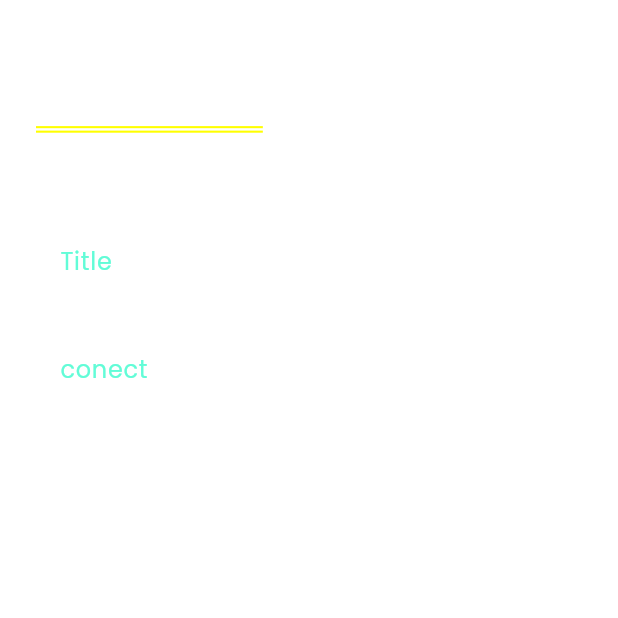
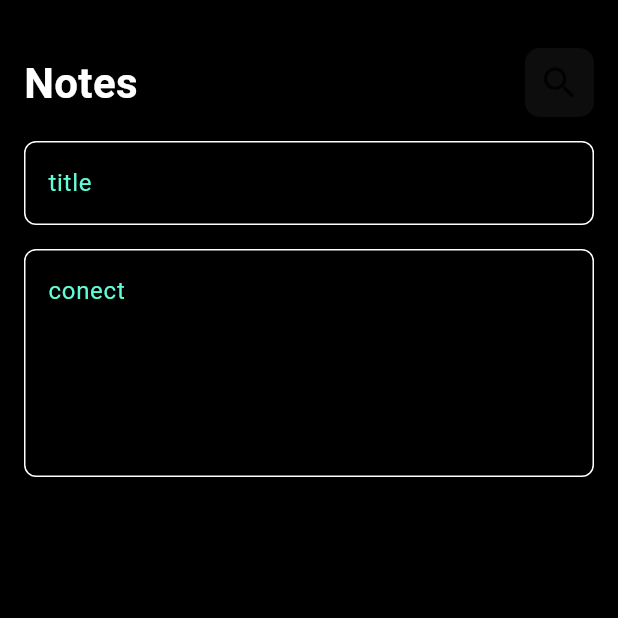
Before and after one commit to elshaarawy7/note_app1, a Flutter app: the screen it shows after launch, after a tap on "Flutter Tips", on a phone screen of 412 x 824 dp, the top half of it. Run offline on Flutter 3.47's test engine with Material 3 defaults, Android fonts, the phone set to English and light mode, and no system bars; our stand-ins replace font_awesome_flutter.

```diff
--- a/lib/views/add_battom.dart
+++ b/lib/views/add_battom.dart
@@ -10,6 +10,7 @@ class addBattomSheat extends StatelessWidget {
   Widget build(BuildContext context) {
     return const Padding(
       padding:  EdgeInsets.symmetric(horizontal: 16),
+      child: SingleChildScrollView(
           child: Column(
             children: [
               SizedBox(height: 32,),
@@ -31,6 +32,7 @@ class addBattomSheat extends StatelessWidget {
 
             ],
           ),
+        ),
       );
   }
 }
--- a/lib/views/edit_note_view_body.dart
+++ b/lib/views/edit_note_view_body.dart
@@ -1,37 +1,31 @@
 import 'package:flutter/material.dart';
 import 'package:note_app/widgets/Custem_Text_Field.dart';
 import 'package:note_app/widgets/custem-apppar.dart';
-import 'package:note_app/widgets/custem_search_icon.dart';
 
 class EditNoteViewBody extends StatelessWidget {
-  const EditNoteViewBody({super.key});
-
   @override
   Widget build(BuildContext context) {
-    return const Padding(
-      padding: EdgeInsets.symmetric(horizontal: 24),
-      child: const Column(
+    return const  MaterialApp(
+      home: Scaffold(
+        backgroundColor: Colors.black,
+        body:  Padding(
+          padding:  EdgeInsets.symmetric(horizontal: 16),
+
+          child:  Column(
             children: [
-          SizedBox(
-            height:50 ,
-            ) ,
-
+               SizedBox(height: 32,) ,
               CustemAppBar(
-              title: "Edit Note",
-              icon: Icons.check,
-            ),
-
-           SizedBox(
-            height:50 ,
-            )  ,
-
-            CustomTextField(
-              hint:"Title"
+              title: "Notes ",
+              icon: Icons.search ,
               ) ,
 
               SizedBox(height: 16,) ,
 
+              CustomTextField(
+                hint: "title",
+              ),
 
+               SizedBox(height: 16,),
               CustomTextField(
                 hint: "conect",
                 minLines: 5,
@@ -40,6 +34,8 @@ class EditNoteViewBody extends StatelessWidget {
 
             ],
           ),
+        ),
+      ),
     );
   }
 }
```
Also changed, not shown: lib/models/note_model.dart (added, +15 -0 lines), lib/widgets/Custem_Text_Field.dart (line endings or trailing spaces). Lines whose indentation alone changed are shown as unchanged.
